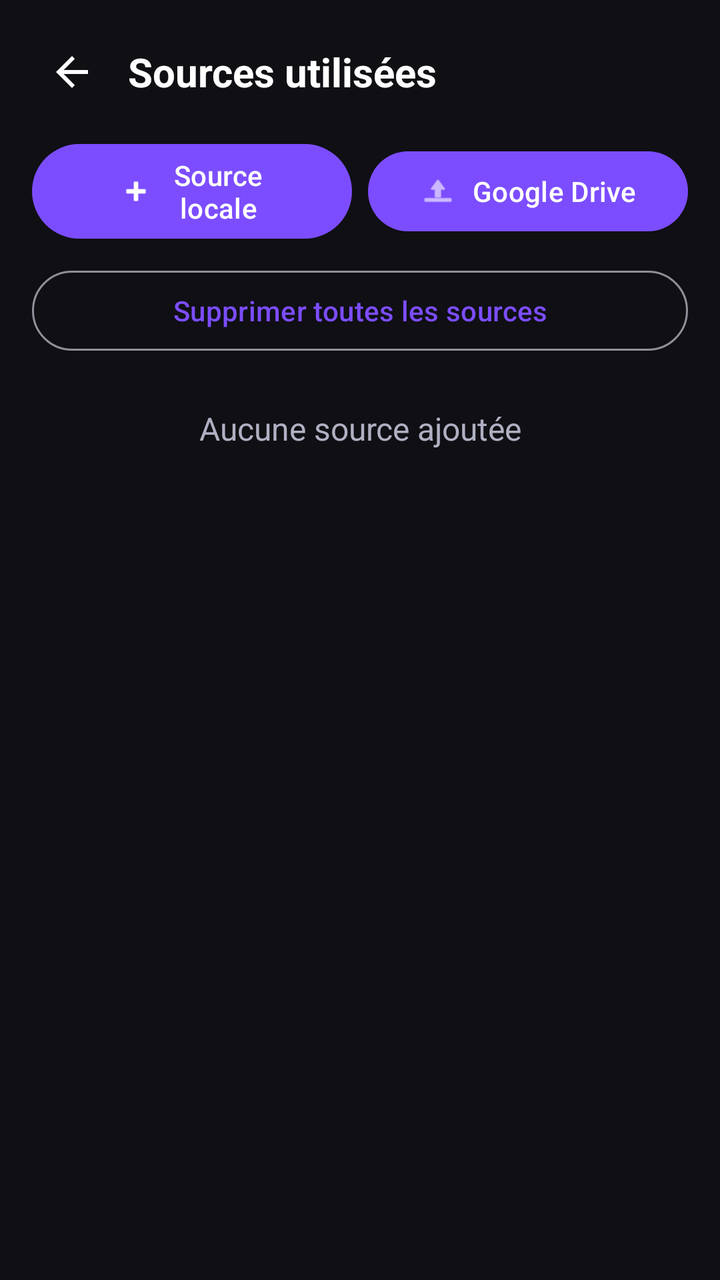
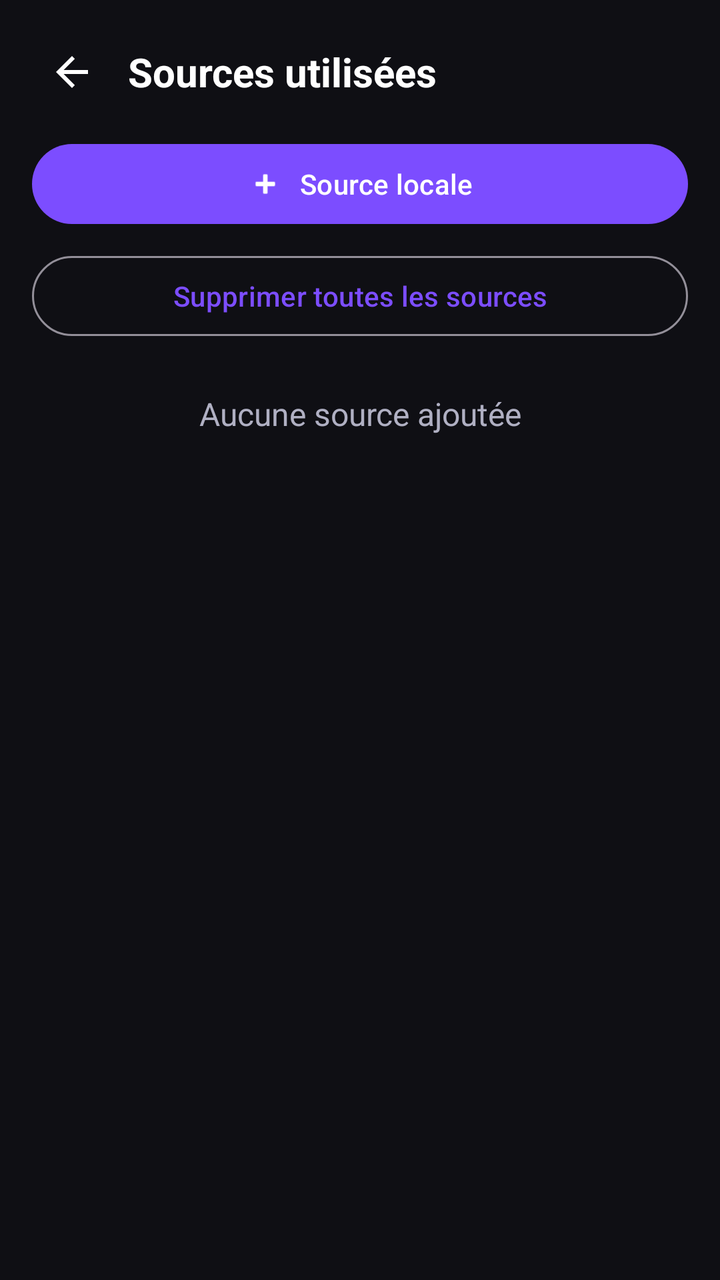

An Android layout rendered at two revisions. The XML below is the earlier revision; the diff shows what the commit changed to produce the second picture.
<!-- AndroidManifest.xml: application theme Theme.Melodie -->
<!-- res/layout/fragment_folders.xml -->
<?xml version="1.0" encoding="utf-8"?>
<LinearLayout xmlns:android="http://schemas.android.com/apk/res/android"
    xmlns:app="http://schemas.android.com/apk/res-auto"
    android:layout_width="match_parent"
    android:layout_height="match_parent"
    android:orientation="vertical"
    android:background="@color/bg_dark"
    android:padding="16dp">

    <LinearLayout
        android:layout_width="match_parent"
        android:layout_height="wrap_content"
        android:layout_marginBottom="12dp"
        android:gravity="center_vertical"
        android:orientation="horizontal">

        <ImageButton
            android:id="@+id/btn_back"
            android:layout_width="40dp"
            android:layout_height="40dp"
            android:layout_marginEnd="8dp"
            android:background="?attr/selectableItemBackgroundBorderless"
            android:contentDescription="@string/player_back"
            android:src="@drawable/ic_back" />

        <TextView
            android:layout_width="wrap_content"
            android:layout_height="wrap_content"
            android:text="@string/folders_title"
            android:textColor="@color/text_primary"
            android:textSize="20sp"
            android:textStyle="bold" />
    </LinearLayout>

    <LinearLayout
        android:layout_width="match_parent"
        android:layout_height="wrap_content"
        android:orientation="horizontal"
        android:gravity="center_vertical">

        <com.google.android.material.button.MaterialButton
            android:id="@+id/btn_add_source"
            android:layout_width="0dp"
            android:layout_height="wrap_content"
            android:layout_weight="1"
            android:text="@string/folders_add_source"
            app:icon="@android:drawable/ic_input_add"
            app:iconGravity="textStart"
            app:iconPadding="8dp" />

        <com.google.android.material.button.MaterialButton
            android:id="@+id/btn_add_drive_source"
            android:layout_width="0dp"
            android:layout_height="wrap_content"
            android:layout_marginStart="8dp"
            android:layout_weight="1"
            android:text="@string/folders_add_drive_source"
            app:icon="@android:drawable/ic_menu_upload"
            app:iconGravity="textStart"
            app:iconPadding="8dp" />
    </LinearLayout>

    <com.google.android.material.button.MaterialButton
        android:id="@+id/btn_remove_all_sources"
        style="@style/Widget.Material3.Button.OutlinedButton"
        android:layout_width="match_parent"
        android:layout_height="wrap_content"
        android:layout_marginTop="8dp"
        android:text="@string/folders_remove_all_sources" />

    <TextView
        android:id="@+id/folders_empty"
        android:layout_width="match_parent"
        android:layout_height="wrap_content"
        android:layout_marginTop="24dp"
        android:gravity="center"
        android:textColor="@color/text_secondary"
        android:textSize="16sp"
        android:text="@string/folders_empty" />

    <androidx.recyclerview.widget.RecyclerView
        android:id="@+id/folders_recycler"
        android:layout_width="match_parent"
        android:layout_height="0dp"
        android:layout_marginTop="16dp"
        android:layout_weight="1" />

</LinearLayout>
<!-- resources referenced by this layout -->
<resources>
  <color name="bg_dark">#0F0F14</color>
  <color name="text_primary">#FFFFFF</color>
  <color name="text_secondary">#B0B0C3</color>
  <!-- drawable ic_back (drawable) -->
  <vector xmlns:android="http://schemas.android.com/apk/res/android"
      android:width="24dp" android:height="24dp"
      android:viewportWidth="24" android:viewportHeight="24"
      android:tint="?attr/colorOnSurface">
      <path android:fillColor="@android:color/white" android:pathData="M20,11H7.83l5.59,-5.59L12,4l-8,8 8,8 1.41,-1.41L7.83,13H20v-2z" />
  </vector>
  <string name="folders_add_drive_source">Google Drive</string>
  <string name="folders_add_source">Source locale</string>
  <string name="folders_empty">Aucune source ajoutée</string>
  <string name="folders_remove_all_sources">Supprimer toutes les sources</string>
  <string name="folders_title">Sources utilisées</string>
  <string name="player_back">Retour</string>
  <style name="Theme.Melodie" parent="Theme.Material3.Dark.NoActionBar">
          <item name="colorPrimary">@color/melodie_purple</item>
          <item name="colorOnPrimary">@color/white</item>
          <item name="colorSecondary">@color/audio_cyan</item>
          <item name="colorOnSecondary">@color/black</item>
          <item name="colorTertiary">@color/energy_green</item>
          <item name="colorOnTertiary">@color/black</item>
  
          <item name="android:colorBackground">@color/bg_dark</item>
          <item name="colorSurface">@color/surface</item>
          <item name="colorSurfaceVariant">@color/surface_variant</item>
          <item name="colorOnBackground">@color/text_primary</item>
          <item name="colorOnSurface">@color/text_primary</item>
          <item name="colorOnSurfaceVariant">@color/text_secondary</item>
  
          <item name="android:statusBarColor">@color/bg_dark</item>
          <item name="android:navigationBarColor">@color/bg_dark</item>
          <item name="android:windowLightStatusBar">false</item>
      </style>
  <color name="melodie_purple">#7C4DFF</color>
  <color name="white">#FFFFFFFF</color>
  <color name="audio_cyan">#00D4FF</color>
  <color name="black">#FF000000</color>
  <color name="energy_green">#00E5A8</color>
  <color name="surface">#1A1A22</color>
  <color name="surface_variant">#232333</color>
</resources>

<!-- the commit's change to res/layout/fragment_folders.xml (unified diff, before → after) -->
@@ -40,20 +40,21 @@
 
         <com.google.android.material.button.MaterialButton
             android:id="@+id/btn_add_source"
-            android:layout_width="0dp"
+            android:layout_width="match_parent"
             android:layout_height="wrap_content"
-            android:layout_weight="1"
             android:text="@string/folders_add_source"
             app:icon="@android:drawable/ic_input_add"
             app:iconGravity="textStart"
             app:iconPadding="8dp" />
 
+        
         <com.google.android.material.button.MaterialButton
             android:id="@+id/btn_add_drive_source"
             android:layout_width="0dp"
             android:layout_height="wrap_content"
             android:layout_marginStart="8dp"
             android:layout_weight="1"
+            android:visibility="gone"
             android:text="@string/folders_add_drive_source"
             app:icon="@android:drawable/ic_menu_upload"
             app:iconGravity="textStart"
